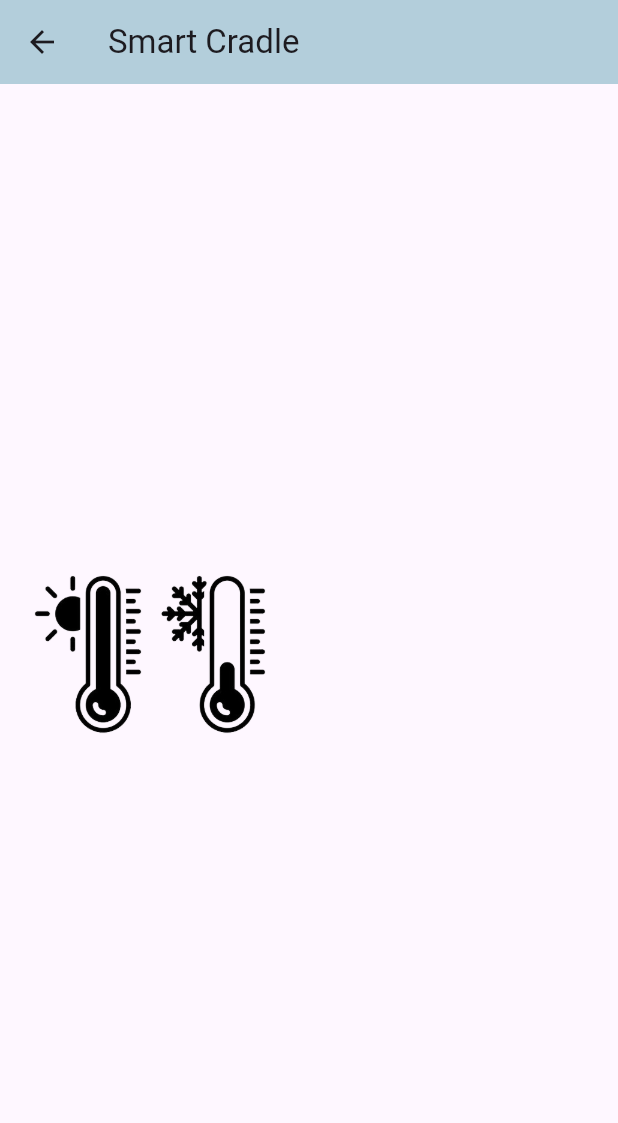
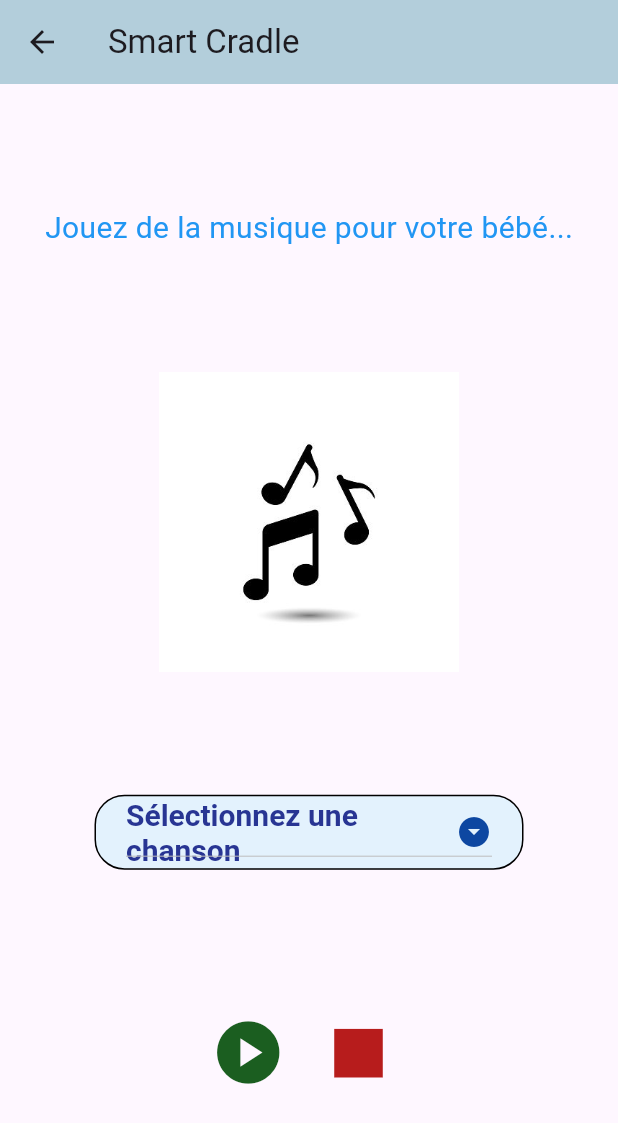
Before and after one commit to talbioumaima06/litbebe_flutter, a Flutter app: the Music screen opened by its route, on a phone screen of 412 x 824 dp. Shown: the top 1123 px of the screen. Run offline on Flutter 3.47's test engine with Material 3 defaults, Android fonts, the phone set to English and light mode, and no system bars; our stand-ins replace firebase_auth, firebase_core, firebase_database, firebase_messaging, flutter_colorpicker, flutter_local_notifications and 4 more; missing offline and left inert: flutter_mjpeg; accounts and stored records are empty.

Commit message:
music design done

```diff
--- a/lib/pages/camera/camera.dart
+++ b/lib/pages/camera/camera.dart
@@ -31,7 +31,7 @@ class Camera extends StatelessWidget {
           children: [
             Mjpeg(
               isLive: true, // Assuming the stream should start immediately
-              stream: 'http://184.817.12.128/stream',
+              stream: 'http://192.168.1.26',
             ),
           ],
         ),
--- a/lib/pages/music/music.dart
+++ b/lib/pages/music/music.dart
@@ -1,8 +1,83 @@
 import 'package:flutter/material.dart';
+import 'package:flutter_secure_storage/flutter_secure_storage.dart';
+import 'package:http/http.dart' as http;
+import 'dart:convert';
 
-class Music extends StatelessWidget {
+class Music extends StatefulWidget {
   const Music({super.key});
   static const route = '/music';
+
+  @override
+  _MusicState createState() => _MusicState();
+}
+
+class _MusicState extends State<Music> {
+  String? dropdownValue;
+  String? state;
+  var items = ["Rock-A-Bye Baby", "Twinkle Twinkle Little Star", "Hush Little Baby"];
+
+  @override
+  void initState() {
+    super.initState();
+  }
+
+  void setSong(String dropdownValue, String state) async {
+    try {
+      FlutterSecureStorage storage = const FlutterSecureStorage();
+      String? tok = await storage.read(key: "token");
+      String? d_id = await storage.read(key: "device_id");
+
+      if (tok == null || d_id == null) {
+        _showAlertDialog(context, 'Error', 'Token or Device ID is null');
+        return;
+      }
+
+      final response = await http.post(
+        Uri.parse('http://10.30.84.209:9000/song'),
+        headers: <String, String>{
+          'Content-Type': 'application/json; charset=UTF-8',
+          'Authorization': 'Bearer $tok'
+        },
+        body: jsonEncode(<String, String>{
+          'device_id': d_id,
+          'song': dropdownValue,
+          'state': state,
+        }),
+      );
+
+      if (response.statusCode == 200) {
+        print("Successful");
+      } else if (response.statusCode == 400) {
+        _showAlertDialog(context, 'Invalid Inputs!', 'Some problem with inputs');
+      } else if (response.statusCode == 402) {
+        _showAlertDialog(context, 'Invalid Inputs!', 'WRONG INPUT');
+      } else if (response.statusCode == 403) {
+        _showAlertDialog(context, 'Invalid Inputs!', 'You have not this Device ID');
+      } else {
+        throw Exception('Failed to create album.');
+      }
+    } on Exception catch (e) {
+      print(e);
+    } catch (e) {
+      print(e);
+    }
+  }
+
+  void _showAlertDialog(BuildContext context, String title, String content) {
+    showDialog<String>(
+      context: context,
+      builder: (BuildContext context) => AlertDialog(
+        title: Text(title),
+        content: Text(content),
+        actions: <Widget>[
+          TextButton(
+            onPressed: () => Navigator.pop(context),
+            child: const Text('OK'),
+          ),
+        ],
+      ),
+    );
+  }
 
   @override
   Widget build(BuildContext context) {
@@ -28,10 +103,88 @@ class Music extends StatelessWidget {
           crossAxisAlignment: CrossAxisAlignment.center,
           mainAxisAlignment: MainAxisAlignment.spaceEvenly,
           children: [
+            const Text(
+              "Jouez de la musique pour votre bébé...",
+              style: TextStyle(
+                fontSize: 20,
+                color: Colors.blue,
+              ),
+            ),
             Image.asset(
-              'assets/images/temperature-removebg-preview.png',
+              'assets/images/musique.jpg',
               height: 200,
               width: 200,
+            ),
+            Padding(
+              padding: const EdgeInsets.symmetric(horizontal: 63),
+              child: Container(
+                padding: const EdgeInsets.symmetric(horizontal: 20.0),
+                decoration: BoxDecoration(
+                  borderRadius: BorderRadius.circular(20.0),
+                  color: Colors.blue[50],
+                  border: Border.all(),
+                ),
+                child: DropdownButton<String>(
+                  value: dropdownValue,
+                  items: items.map((String items) {
+                    return DropdownMenuItem(
+                      value: items,
+                      child: Text(items),
+                    );
+                  }).toList(),
+                  onChanged: (String? newValue) {
+                    setState(() {
+                      dropdownValue = newValue;
+                    });
+                  },
+                  hint: Text(
+                    "Sélectionnez une chanson",
+                    style: TextStyle(
+                        color: Colors.indigo[800],
+                        fontSize: 20,
+                        fontWeight: FontWeight.bold),
+                  ),
+                  style: TextStyle(
+                      color: Colors.blue[900],
+                      fontSize: 20,
+                      fontWeight: FontWeight.bold),
+                  icon: const Icon(Icons.arrow_drop_down_circle),
+                  iconEnabledColor: Colors.blue[900],
+                  isExpanded: true,
+                  dropdownColor: Colors.blue[50],
+                ),
+              ),
+            ),
+            Row(
+              mainAxisAlignment: MainAxisAlignment.center,
+              children: [
+                IconButton(
+                  iconSize: 50,
+                  color: Colors.green[900],
+                  icon: const Icon(Icons.play_circle),
+                  onPressed: () {
+                    if (dropdownValue != null) {
+                      state = 'start';
+                      setSong(dropdownValue!, state!);
+                    } else {
+                      _showAlertDialog(context, 'No Song Selected', 'Please select a song to play.');
+                    }
+                  },
+                ),
+                IconButton(
+                  iconSize: 65,
+                  color: Colors.red[900],
+                  icon: const Icon(Icons.stop),
+                  onPressed: () {
+                    if (dropdownValue != null) {
+                      state = 'stop';
+                      setSong(dropdownValue!, state!);
+                    } else {
+                      _showAlertDialog(context, 'No Song Selected', 'Please select a song to stop.');
+                    }
+                  },
+                ),
+              ],
             ),
           ],
         ),
--- a/pubspec.yaml
+++ b/pubspec.yaml
@@ -49,6 +49,8 @@ dependencies:
   flutter_vlc_player: ^7.4.1
   webview_flutter: ^4.8.0
   flutter_mjpeg: ^2.0.0
+  flutter_secure_storage: ^9.2.2
+  font_awesome_flutter: ^10.7.0
 
 dev_dependencies:
   flutter_test:
```
Also changed, not shown: pubspec.lock, 5 other files.
